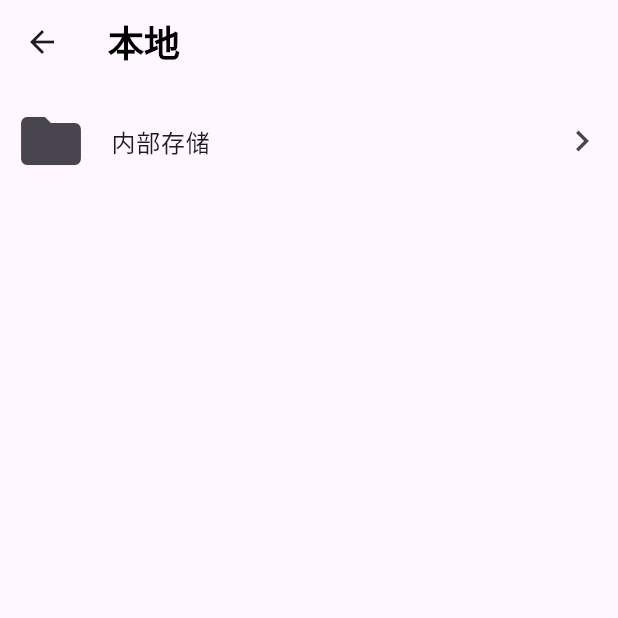
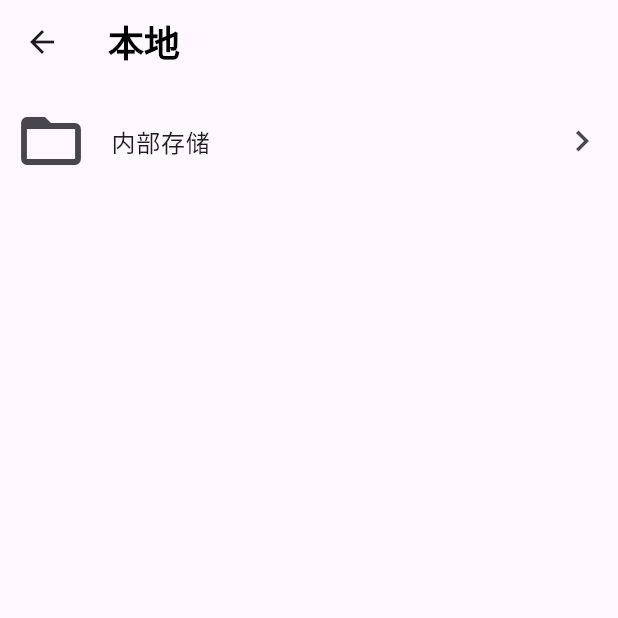
Before and after one commit to 1665169869/fluora, a Flutter app: the FolderView screen opened directly, after a tap on "内部存储", on a phone screen of 412 x 824 dp, the top half of it. Run offline on Flutter 3.47's test engine with Material 3 defaults, Android fonts, the light colour scheme and no system bars; our stand-ins replace get, permission_handler.

Commit message:
refactor(navigation): 重构导航逻辑并优化文件夹视图
- 更新 FolderView 以使用 GetView 和 Obx
- 添加 FolderListView 组件以分离列表渲染逻辑
- 重构 HomeController，添加 currentNavigatorKey 属性
- 更新 HomePage 以使用新的导航键
- 优化 routes 配置，使用常量替代 getter 方法

```diff
--- /dev/null
+++ b/lib/entry/file_entry.dart
@@ -0,0 +1,33 @@
+/*
+ * @Author: 白羽 1665169869@qq.com
+ * @Date: 2025-03-05 23:01:14
+ * @LastEditors: 白羽 1665169869@qq.com
+ * @LastEditTime: 2025-03-05 23:03:35
+ * @FilePath: \fluora\lib\entry\file_entry.dart
+ * @Description:
+ * Copyright (c) 2025 by 白羽 1665169869@qq.com, All Rights Reserved.
+ */
+class FileEntry {
+  String name;
+  String path;
+  bool isDirectory;
+
+  FileEntry({
+    required this.name,
+    required this.path,
+    required this.isDirectory,
+  });
+
+  FileEntry.fromJson(Map<String, dynamic> json)
+    : name = json['name'],
+      path = json['path'],
+      isDirectory = json['isDirectory'];
+
+  Map<String, dynamic> toJson() {
+    final Map<String, dynamic> data = <String, dynamic>{};
+    data['name'] = name;
+    data['path'] = path;
+    data['isDirectory'] = isDirectory;
+    return data;
+  }
+}
--- /dev/null
+++ b/lib/pages/folder/controllers/file_controller.dart
@@ -0,0 +1,38 @@
+/*
+ * @Author: 白羽 1665169869@qq.com
+ * @Date: 2025-03-06 22:20:32
+ * @LastEditors: 白羽 1665169869@qq.com
+ * @LastEditTime: 2025-03-08 15:32:15
+ * @FilePath: \fluora\lib\pages\folder\controllers\file_controller.dart
+ * @Description:
+ * Copyright (c) 2025 by 白羽 1665169869@qq.com, All Rights Reserved.
+ */
+import 'dart:async';
+
+import 'package:fluora/entry/file_entry.dart';
+import 'package:get/get.dart';
+
+class FileController extends GetxController {
+  final RxBool isLoading = false.obs;
+  final RxList<FileEntry> files = <FileEntry>[].obs;
+
+  // 模拟异步加载文件列表
+  Future<List<FileEntry>> loadFiles(String path) {
+    final fakeData = [
+      FileEntry(name: '文件夹A', path: '$path/文件夹A', isDirectory: true),
+      FileEntry(name: '文件A.txt', path: '$path/文件A.txt', isDirectory: false),
+      FileEntry(name: '文件夹B', path: '$path/文件夹B', isDirectory: true),
+    ];
+    final Completer<List<FileEntry>> completer = Completer<List<FileEntry>>();
+
+    isLoading.value = true;
+    Future.delayed(Duration(seconds: 1), () {
+      isLoading.value = false;
+
+      fakeData.sort((a,b) => a.isDirectory ? -1 : 1);
+      files.value = fakeData;
+      completer.complete(fakeData);
+    });
+    return completer.future;
+  }
+}
--- a/lib/pages/folder/views/folder_view.dart
+++ b/lib/pages/folder/views/folder_view.dart
@@ -1,27 +1,73 @@
+import 'package:fluora/entry/file_entry.dart';
+import 'package:fluora/pages/folder/controllers/file_controller.dart';
+import 'package:fluora/pages/home/index.dart';
+import 'package:fluora/widgets/folder_tile.dart';
 import 'package:flutter/material.dart';
+import 'package:get/get.dart';
 
-class FolderView extends StatelessWidget {
-  const FolderView({super.key});
+class FolderView extends GetView<FileController> {
+  const FolderView({super.key, this.currentPath = '', this.title = '本地'});
+  final String currentPath;
+  final String title;
 
   @override
   Widget build(BuildContext context) {
+    Get.put(FileController());
+
+    WidgetsBinding.instance.addPostFrameCallback((_) {
+      controller.loadFiles(currentPath);
+    });
+
     return Scaffold(
-      appBar: AppBar(title: Text("本地")),
-      body: RefreshIndicator(
-        onRefresh: () => Future.delayed(Duration(seconds: 1), () => true),
-        child: ListView.builder(
-          itemCount: 1,
-          itemBuilder: (context, index) {
-            return ListTile(
-              contentPadding: EdgeInsets.all(10),
-              leading: Icon(Icons.folder, size: 48),
-              title: Text("内部存储"),
-              trailing: Icon(Icons.navigate_next, size: 28),
-              onTap: () {},
-            );
+      appBar: AppBar(title: Text(title)),
+      body: Obx(() {
+        if (controller.isLoading.value) {
+          return const Center(child: CircularProgressIndicator());
+        }
+
+        return RefreshIndicator(
+          onRefresh: () async {
+            await controller.loadFiles(currentPath);
           },
-        ),
-      ),
+          child: FolderListView(currentPath: currentPath, controller: controller),
+        );
+      }),
     );
   }
 }
+
+class FolderListView extends StatelessWidget {
+  const FolderListView({
+    super.key,
+    required this.currentPath,
+    required this.controller,
+  });
+
+  final String currentPath;
+  final FileController controller;
+
+  @override
+  Widget build(BuildContext context) {
+    return ListView.builder(
+      itemCount: currentPath == '' ? 1 : controller.files.length,
+      itemBuilder: (context, index) {
+        late FileEntry entry;
+
+        if (currentPath == '') {
+          entry = FileEntry(name: '内部存储', path: '/', isDirectory: true);
+        } else {
+          entry = controller.files[index];
+        }
+
+        return FolderTile(
+          onTap:
+              () => Get.to(
+                FolderView(currentPath: entry.path, title: entry.name),
+                id: Get.find<HomeController>().currentNavigatorKey,
+              ),
+          data: entry,
+        );
+      },
+    );
+  }
+}
--- a/lib/routes/index.dart
+++ b/lib/routes/index.dart
@@ -2,7 +2,7 @@
  * @Author: 白羽 1665169869@qq.com
  * @Date: 2025-03-04 20:32:39
  * @LastEditors: 白羽 1665169869@qq.com
- * @LastEditTime: 2025-03-04 21:34:38
+ * @LastEditTime: 2025-03-06 22:46:09
  * @FilePath: \fluora\lib\routes\index.dart
  * @Description:
  * Copyright (c) 2025 by 白羽 1665169869@qq.com, All Rights Reserved.
@@ -11,13 +11,13 @@
 import 'package:get/get.dart';
 
 abstract class Routes {
-  static String get home => '/';
-  static String get folder => '/folder';
-  static String get cloud => '/cloud';
-  static String get playlist => '/playlist';
-  static String get download => '/download';
-  static String get settings => '/settings';
-  static String get notFound => '/not_found';
+  static const String home = '/';
+  static const String folder = '/folder';
+  static const String cloud = '/cloud';
+  static const String playlist = '/playlist';
+  static const String download = '/download';
+  static const String settings = '/settings';
+  static const String notFound = '/not_found';
 
   static List<GetPage> get pages => [
     GetPage(name: home, page: () => HomePage(label: "home")),
--- /dev/null
+++ b/lib/widgets/folder_tile.dart
@@ -0,0 +1,34 @@
+/*
+ * @Author: 白羽 1665169869@qq.com
+ * @Date: 2025-03-08 15:36:59
+ * @LastEditors: 白羽 1665169869@qq.com
+ * @LastEditTime: 2025-03-08 15:45:35
+ * @FilePath: \fluora\lib\widgets\folder_tile.dart
+ * @Description:
+ * Copyright (c) 2025 by 白羽 1665169869@qq.com, All Rights Reserved.
+ */
+
+import 'package:fluora/entry/file_entry.dart';
+import 'package:flutter/material.dart';
+
+class FolderTile extends StatelessWidget {
+  const FolderTile({super.key, required this.data, this.onTap});
+
+  final FileEntry data;
+  final Function()? onTap;
+
+  @override
+  Widget build(BuildContext context) {
+
+    return ListTile(
+      contentPadding: EdgeInsets.all(10),
+      leading: Icon(
+        data.isDirectory ? Icons.folder_open : Icons.insert_drive_file,
+        size: 48,
+      ),
+      title: Text(data.name),
+      trailing: Icon(Icons.navigate_next, size: 28),
+      onTap: onTap,
+    );
+  }
+}
```
Also changed, not shown: lib/pages/home/controller.dart (+38 -38 lines), lib/pages/home/view.dart (+4 -8 lines).
